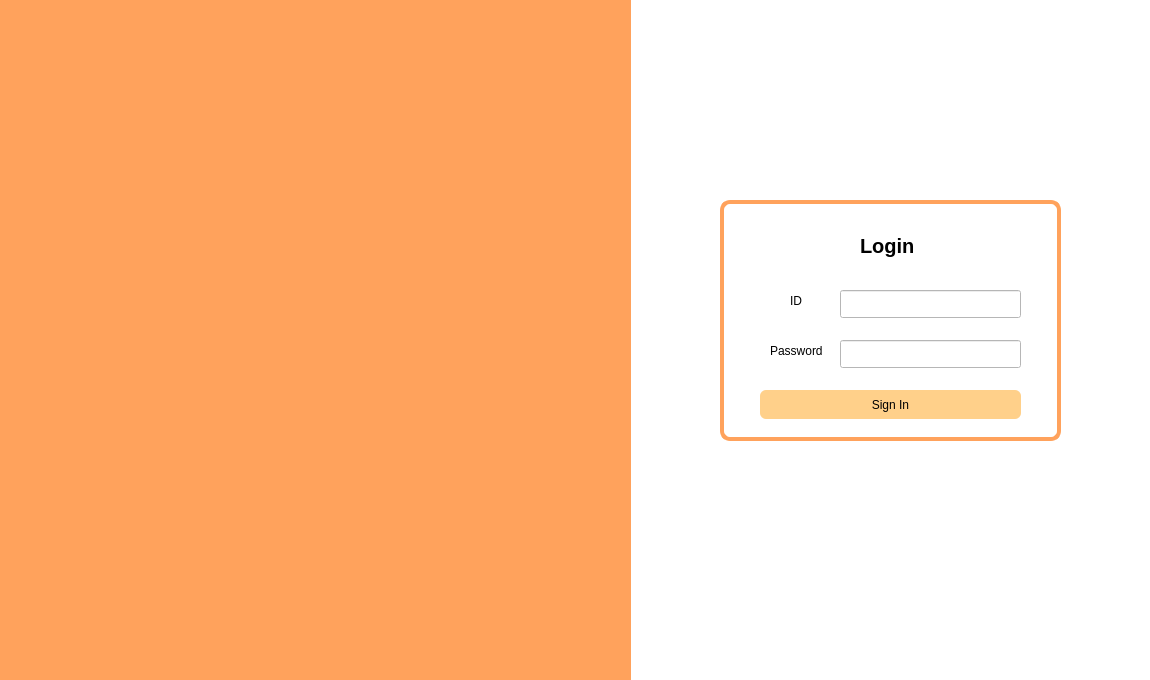
Above: client/dpgs-client/page1st.ui from yun-daniel/rpi4-dpgs before the change. Below: the same form after it.
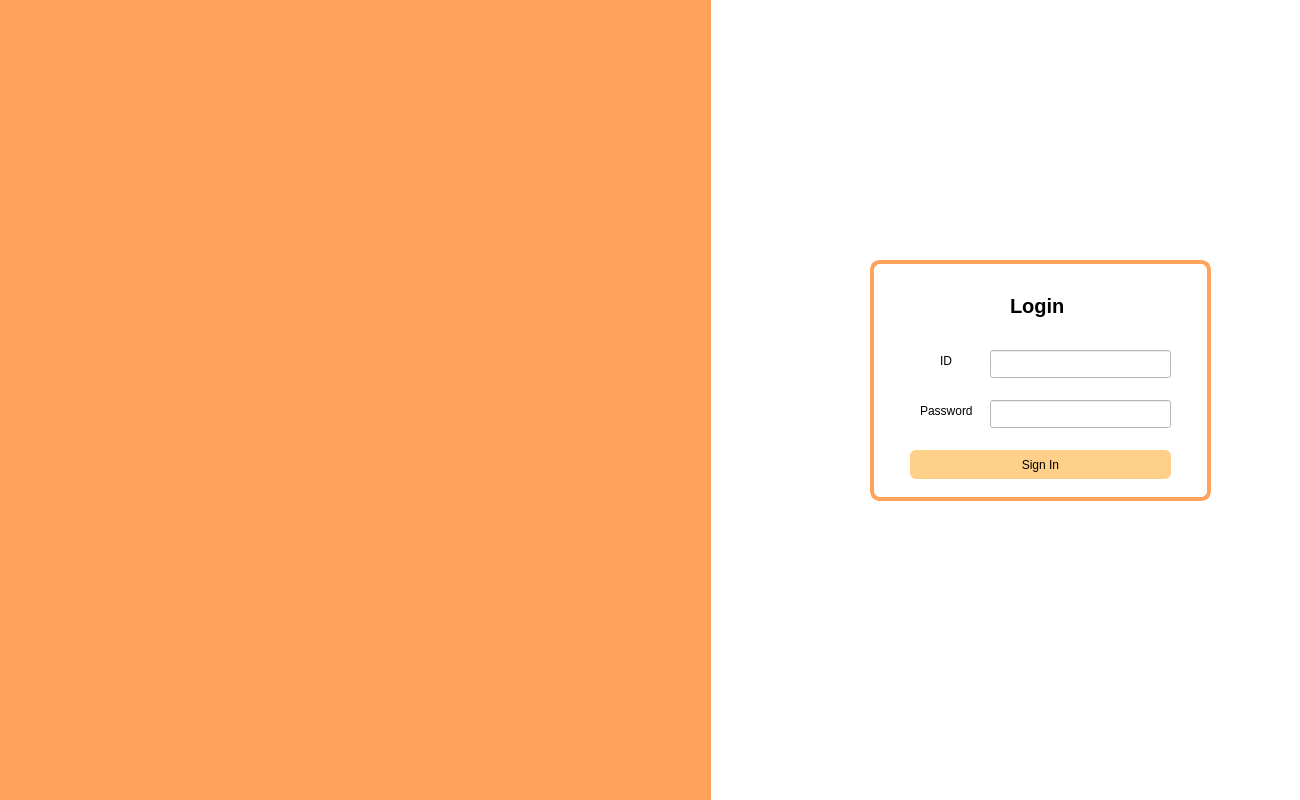
That is the form after the change. Icons and pictures are not drawn.

```diff
--- a/client/dpgs-client/page1st.ui
+++ b/client/dpgs-client/page1st.ui
@@ -6,8 +6,8 @@
    <rect>
     <x>0</x>
     <y>0</y>
-    <width>1150</width>
-    <height>680</height>
+    <width>1300</width>
+    <height>800</height>
    </rect>
   </property>
   <property name="windowTitle">
@@ -21,8 +21,8 @@
   <widget class="QGroupBox" name="groupBox">
    <property name="geometry">
     <rect>
-     <x>720</x>
-     <y>190</y>
+     <x>870</x>
+     <y>250</y>
      <width>341</width>
      <height>251</height>
     </rect>
@@ -144,8 +144,8 @@
     <rect>
      <x>0</x>
      <y>-1</y>
-     <width>631</width>
-     <height>681</height>
+     <width>711</width>
+     <height>801</height>
     </rect>
    </property>
    <property name="styleSheet">
@@ -158,10 +158,10 @@
   <widget class="QLabel" name="label_parking">
    <property name="geometry">
     <rect>
-     <x>10</x>
-     <y>130</y>
-     <width>591</width>
-     <height>411</height>
+     <x>30</x>
+     <y>190</y>
+     <width>661</width>
+     <height>441</height>
     </rect>
    </property>
    <property name="styleSheet">
```
